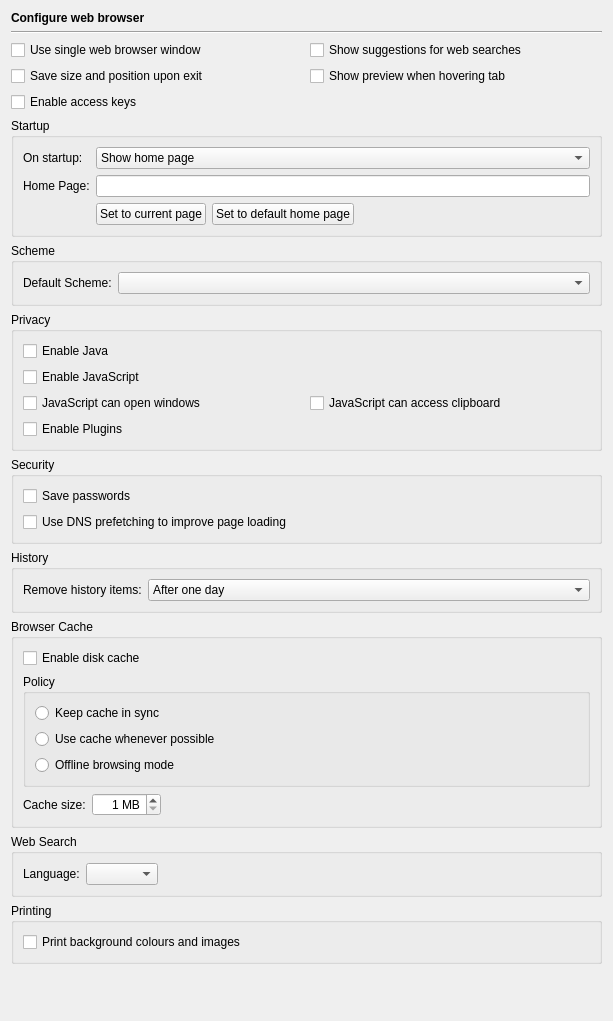
The window that Preferences/ConfigurationPages/HelpWebBrowserPage.ui (testmana2/test) describes before a commit, drawn with Qt 5.
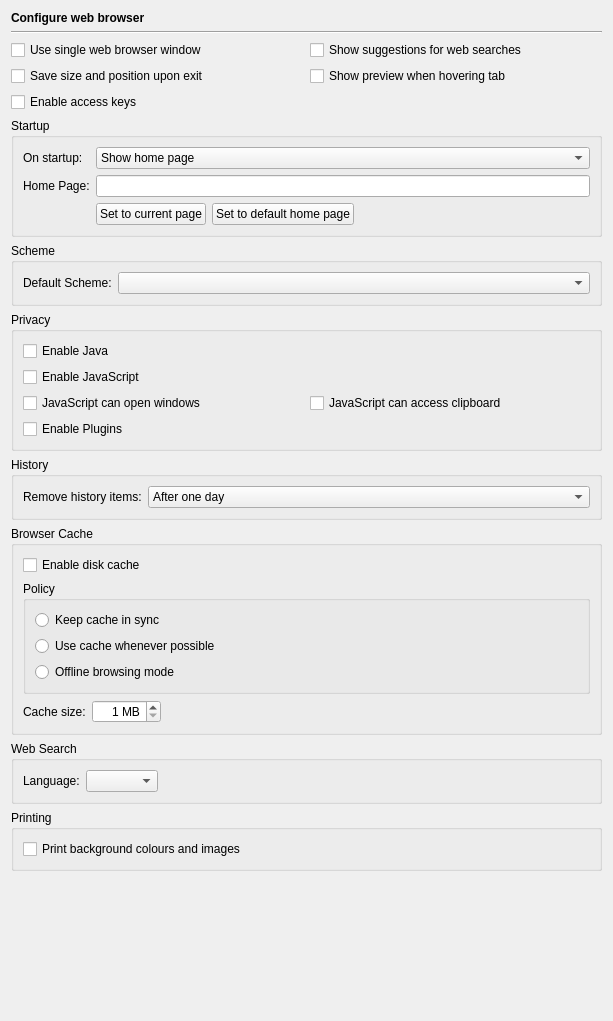
The same window after the commit.

Commit message: Added capability to encrypt saved passwords with a master password and rearranged some configuration parameters related to security.

What changed in the file:
```diff
--- a/Preferences/ConfigurationPages/HelpWebBrowserPage.ui
+++ b/Preferences/ConfigurationPages/HelpWebBrowserPage.ui
@@ -259,35 +259,6 @@
      </layout>
     </widget>
    </item>
-   <item>
-    <widget class="QGroupBox" name="groupBox_3">
-     <property name="title">
-      <string>Security</string>
-     </property>
-     <layout class="QVBoxLayout" name="verticalLayout_2">
-      <item>
-       <widget class="QCheckBox" name="savePasswordsCheckBox">
-        <property name="toolTip">
-         <string>Select to save passwords</string>
-        </property>
-        <property name="text">
-         <string>Save passwords</string>
-        </property>
-       </widget>
-      </item>
-      <item>
-       <widget class="QCheckBox" name="dnsPrefetchCheckBox">
-        <property name="toolTip">
-         <string>Select to enable DNS prefetch</string>
-        </property>
-        <property name="text">
-         <string>Use DNS prefetching to improve page loading</string>
-        </property>
-       </widget>
-      </item>
-     </layout>
-    </widget>
-   </item>
    <item>
     <widget class="QGroupBox" name="groupBox">
      <property name="title">
```
Left out of the diff: 2 changed lines with no effect on the pictures. The commit also changes 55 other files.
